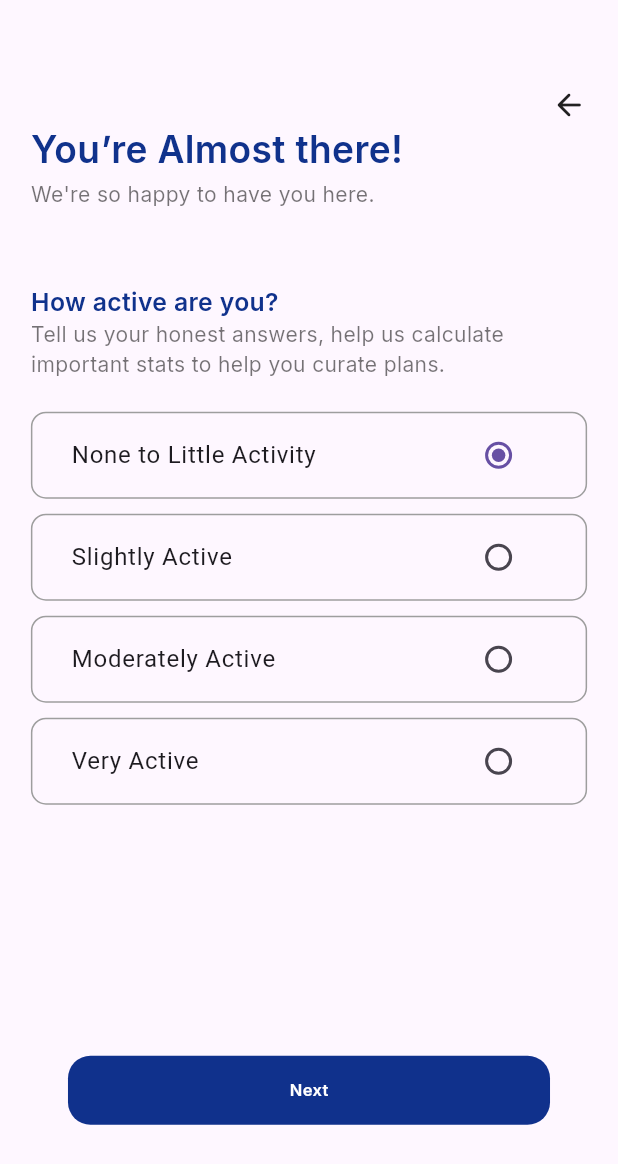
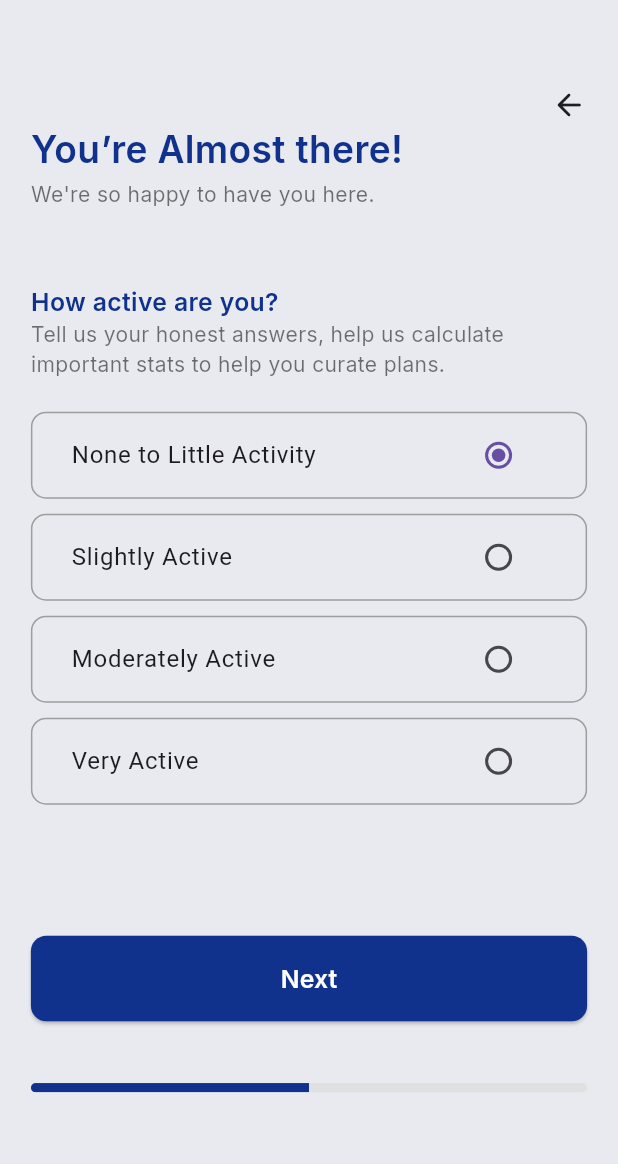
Before and after one commit to AaryaZ/Health-guide, a Flutter app: the ActivityLevelPage screen opened directly, on a phone screen of 412 x 824 dp. Shown: the top 1164 px of the screen. Run offline on Flutter 3.47's test engine with Material 3 defaults, Android fonts, the phone set to English and light mode, and no system bars; our stand-ins replace country_picker, font_awesome_flutter, geocoding, geolocator, google_fonts, lottie and 3 more.

Commit message:
pss ppss pppsss

```diff
--- a/lib/screens/registration/active.dart
+++ b/lib/screens/registration/active.dart
@@ -1,6 +1,5 @@
 import 'package:flutter/material.dart';
 import 'package:google_fonts/google_fonts.dart';
-import 'package:healthguide/screens/registration/pace.dart';
 import 'height.dart';
 
 Color dblue = const Color.fromARGB(255, 16, 49, 140);
@@ -19,6 +18,7 @@ class _ActivityLevelPageState extends State<ActivityLevelPage> {
     var GlobalHeight = MediaQuery.of(context).size.height;
     var GlobalWidth = MediaQuery.of(context).size.width;
     return Scaffold(
+      backgroundColor: bgblue,
       body: Padding(
         padding: EdgeInsets.symmetric(
             vertical: GlobalHeight * 0.07, horizontal: GlobalWidth * 0.05),
@@ -70,37 +70,57 @@ class _ActivityLevelPageState extends State<ActivityLevelPage> {
             buildRadioOption('Moderately Active'),
             buildRadioOption('Very Active'),
             Spacer(),
-            Padding(
-              padding: EdgeInsets.only(
-                  top: GlobalHeight * 0.07,
-                  bottom: GlobalHeight * 0.02,
-                  right: GlobalWidth * 0.06,
-                  left: GlobalWidth * 0.06),
-              child: GestureDetector(
-                onTap: () {
-                  Navigator.push(context,
-                      MaterialPageRoute(builder: (context) => HeightScreen()));
+            SizedBox(height: GlobalWidth * 0.2),
+            SizedBox(
+              width: double.infinity,
+              child: ElevatedButton(
+                onPressed: () {
+                  Navigator.push(
+                    context,
+                    MaterialPageRoute(builder: (context) => HeightScreen()),
+                  );
                 },
-                child: Container(
-                  width: GlobalWidth,
-                  alignment: Alignment.center,
-                  padding: EdgeInsets.symmetric(vertical: 15.0),
-                  decoration: BoxDecoration(
-                    color: dblue,
-                    borderRadius: BorderRadius.circular(15.0),
+                style: ElevatedButton.styleFrom(
+                  backgroundColor: Color(0xFF10328C),
+                  padding: EdgeInsets.symmetric(vertical: GlobalWidth * 0.04),
+                  shape: RoundedRectangleBorder(
+                    borderRadius: BorderRadius.circular(GlobalWidth * 0.025),
+                  ),
                 ),
                 child: Text(
                   'Next',
                   style: GoogleFonts.inter(
+                    fontSize: GlobalWidth * 0.04,
                     color: Colors.white,
-                      fontSize: 11,
                     fontWeight: FontWeight.w600,
-                      fontStyle: FontStyle.normal,
                   ),
                 ),
               ),
             ),
+            SizedBox(height: GlobalWidth * 0.1),
+            Container(
+              padding: EdgeInsets.only(bottom: GlobalWidth * 0.05),
+              alignment: Alignment.bottomCenter,
+              child: Container(
+                height: GlobalWidth * 0.015,
+                width: double.infinity,
+                decoration: BoxDecoration(
+                  borderRadius: BorderRadius.circular(10),
+                  color: Colors.grey.shade300,
                 ),
+                child: ClipRRect(
+                  borderRadius: BorderRadius.circular(10),
+                  child: LinearProgressIndicator(
+                    value: 0.5, // Adjusted progress value
+                    backgroundColor: Colors.transparent,
+
+                    valueColor:
+                        AlwaysStoppedAnimation<Color>(Color(0xFF10328C)),
+                  ),
+                ),
+              ),
+            ),
+            SizedBox(height: GlobalWidth * 0.05),
           ],
         ),
       ),
--- a/lib/screens/registration/age.dart
+++ b/lib/screens/registration/age.dart
@@ -99,7 +99,8 @@ class AgeScreen extends StatelessWidget {
                     onPressed: () {
                       Navigator.push(
                         context,
-                        MaterialPageRoute(builder: (context) => ActivityLevelPage()),
+                        MaterialPageRoute(
+                            builder: (context) => ActivityLevelPage()),
                       );
                     },
                     style: ElevatedButton.styleFrom(
@@ -135,7 +136,7 @@ class AgeScreen extends StatelessWidget {
                     child: ClipRRect(
                       borderRadius: BorderRadius.circular(10),
                       child: LinearProgressIndicator(
-                        value: 0.3,
+                        value: 0.4,
                         backgroundColor: Colors.transparent,
                         valueColor:
                             AlwaysStoppedAnimation<Color>(Color(0xFF10328C)),
--- a/lib/screens/registration/name.dart
+++ b/lib/screens/registration/name.dart
@@ -1,6 +1,5 @@
 import 'package:flutter/material.dart';
 import 'package:google_fonts/google_fonts.dart';
-import 'package:healthguide/screens/registration/age.dart';
 import 'location.dart';
 
 class NameScreen extends StatelessWidget {
@@ -86,7 +85,8 @@ class NameScreen extends StatelessWidget {
                       // Navigate to LocationScreen.dart on button press
                       Navigator.push(
                         context,
-                        MaterialPageRoute(builder: (context) => LocationScreen()),
+                        MaterialPageRoute(
+                            builder: (context) => LocationScreen()),
                       );
                     },
                     style: ElevatedButton.styleFrom(
@@ -128,7 +128,7 @@ class NameScreen extends StatelessWidget {
                       borderRadius: BorderRadius.circular(
                           10), // Clip content to rounded borders
                       child: LinearProgressIndicator(
-                        value: 0.1,
+                        value: 0.02,
                         backgroundColor: Colors
                             .transparent, // Transparent background for rounded corners
                         valueColor:
--- a/lib/utils/snack_bar.dart
+++ b/lib/utils/snack_bar.dart
@@ -1,6 +1,5 @@
 import 'package:flutter/material.dart';
 import 'package:google_fonts/google_fonts.dart';
-import 'package:healthguide/oscreens/o1.dart';
 
 class SnackBarHG {
   final String title;
```
Also changed, not shown: lib/screens/otp_screen.dart (+9 -10 lines), lib/screens/registration/Tweight.dart (+22 -37 lines), lib/screens/registration/cweight.dart (+24 -32 lines), lib/screens/registration/gender.dart (+17 -15 lines), lib/screens/registration/height.dart (+37 -43 lines), lib/screens/registration/language.dart (+37 -21 lines), lib/screens/registration/location.dart (+14 -11 lines), lib/screens/registration/medical.dart (+38 -28 lines), lib/screens/registration/pace.dart (+41 -19 lines), 1 other file. Lines whose indentation alone changed are shown as unchanged.
